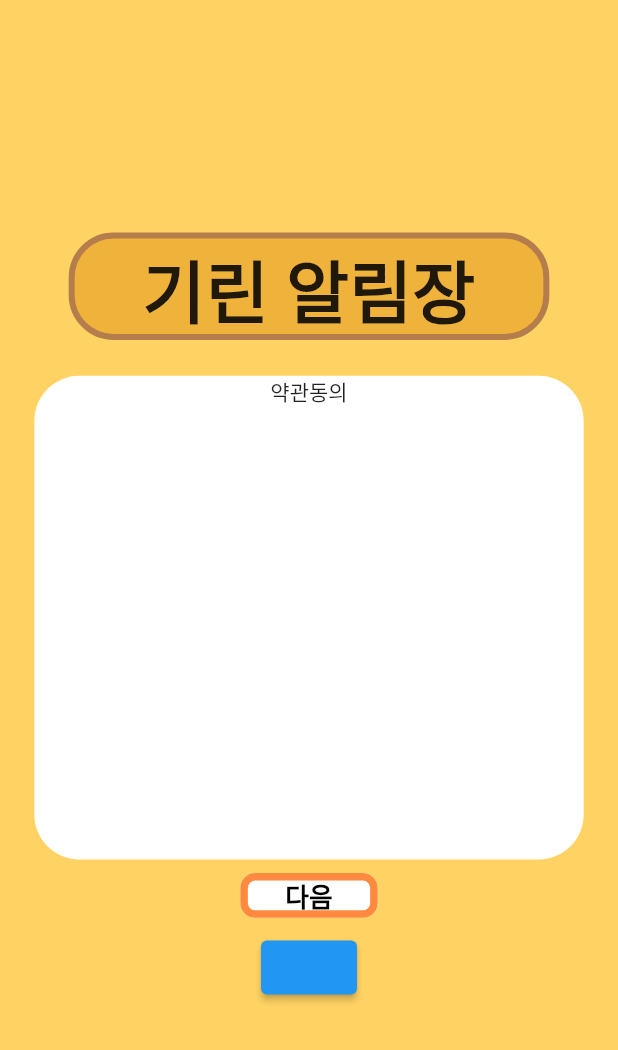
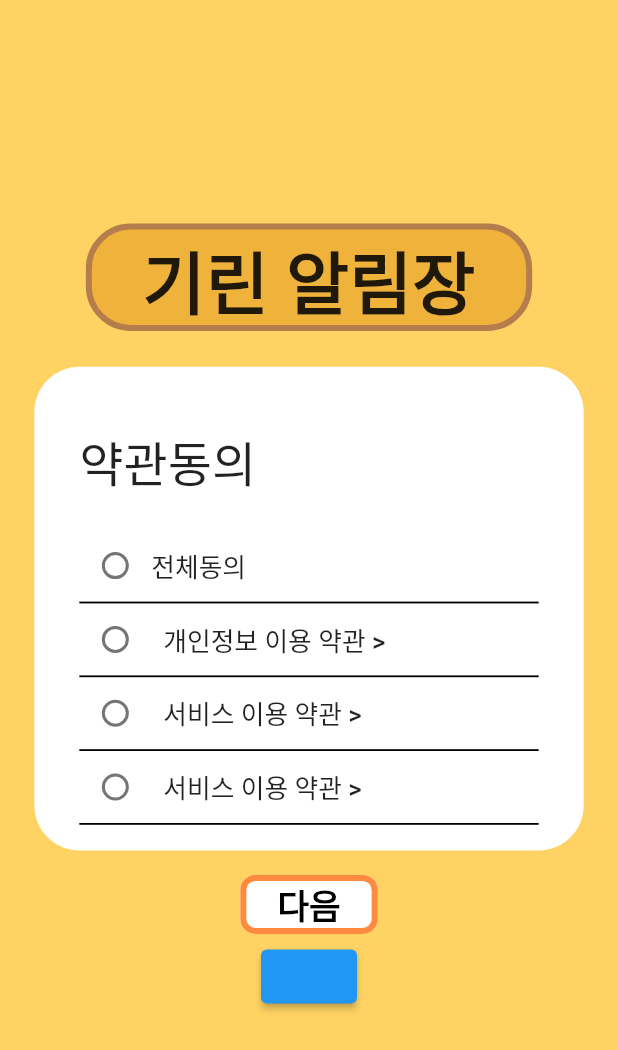
Before and after one commit to lsuinl/noice_with_me, a Flutter app: the screen it shows after launch, after a tap on "약관동의", on a phone screen of 412 x 824 dp. Shown: the top 1050 px of the screen. Run offline on Flutter 3.47's test engine with Material 2 defaults, Android fonts, the phone set to English and light mode, and no system bars; our stand-ins replace flutter_screenutil.

Commit message:
로딩, 로그인, 약관동의, 회원가입, 회원삭제 ui

```diff
--- a/notice_with_me/lib/screen/agree_screen.dart
+++ b/notice_with_me/lib/screen/agree_screen.dart
@@ -6,6 +6,7 @@ class AgreeScreen extends StatelessWidget {
 
   @override
   Widget build(BuildContext context) {
+    bool isChecked = false;
     return Scaffold(
       backgroundColor: Color(0xFFFFD363),
       body: Center(
@@ -22,7 +23,7 @@ class AgreeScreen extends StatelessWidget {
                     borderRadius: BorderRadius.all(Radius.circular(30)),
                     border: Border.all(color: Color(0xFFB57D4B), width: 4)),
                 height: 60.h,
-            width: 280.w,
+                width: 260.w,
                 child: Text(
                   "기린 알림장",
                   style:
@@ -38,35 +39,98 @@ class AgreeScreen extends StatelessWidget {
                   ),
                   height: 270.h,
                   width: 320.w,
-            child:Column(
+                  child:
+                  Padding(padding: EdgeInsets.symmetric(vertical: 40,horizontal: 30),
+                  child:
+                  Column(
+                    crossAxisAlignment: CrossAxisAlignment.start,
                     children: [
-                Text("약관동의"),
+                      Text("약관동의", style: TextStyle(fontSize: 28.sp),),
+                      SizedBox(height: 18.h),
                       Row(
                         children: [
-
+                          Checkbox(
+                              shape: RoundedRectangleBorder(
+                                  borderRadius: BorderRadius.circular(10)),
+                              value: isChecked,
+                              checkColor: Colors.yellow,
+                              onChanged: (bool? value) {
+                                isChecked = value!;
+                              }),
+                          Text("전체동의",style: TextStyle(fontSize: 15.sp,color: Colors.black87),),
                         ],
                       ),
+                      Container(height: 1.h, width:280.w, color: Colors.black),
+                      Row(
+                        children: [
+                          Checkbox(
+                              shape: RoundedRectangleBorder(
+                                  borderRadius: BorderRadius.circular(10)),
+                              checkColor: Colors.white,
+                              value: isChecked,
+                              onChanged: (bool? value) {
+                                isChecked = value!;
+                              }),
+                          TextButton(
+                              onPressed: () {}, child: Text("개인정보 이용 약관 >",style: TextStyle(fontSize: 15.sp,color: Colors.black87)),)
                         ],
-            )
                       ),
+                      Container(height: 1.h, width:280.w, color: Colors.black),
+                      Row(
+                        children: [
+                          Checkbox(
+                              shape: RoundedRectangleBorder(
+                                  borderRadius: BorderRadius.circular(10)),
+                              checkColor: Colors.white,
+                              value: isChecked,
+                              onChanged: (bool? value) {
+                                isChecked = value!;
+                              }),
+                          TextButton(
+                              onPressed: () {}, child: Text("서비스 이용 약관 >",style: TextStyle(fontSize: 15.sp,color: Colors.black87)))
+                        ],
+                      ),
+                      Container(height: 1.h, width:280.w, color: Colors.black),
+                      Row(
+                        children: [
+                          Checkbox(
+                              shape: RoundedRectangleBorder(
+                                  borderRadius: BorderRadius.circular(10)),
+                              checkColor: Colors.white,
+                              value: isChecked,
+                              onChanged: (bool? value) {
+                                isChecked = value!;
+                              }),
+                          TextButton(
+
+                              onPressed: () {}, child: Text("서비스 이용 약관 >",style: TextStyle(fontSize: 15.sp,color: Colors.black87)))
+                        ],
+                      ),
+                      Container(height: 1.h, width:280.w, color: Colors.black),
+                    ],
+                  )),
+              ),
+              SizedBox(height: 10.h),
               OutlinedButton(
                 onPressed: () {},
-                child:
-                Text("다음", style: TextStyle(fontSize: 15.sp, fontWeight: FontWeight.w600)),
+                child: Text("다음",
+                    style: TextStyle(
+                        fontSize: 20.sp, fontWeight: FontWeight.w600)),
                 style: OutlinedButton.styleFrom(
-                    minimumSize: Size(80.w, 25.h),
+                    minimumSize: Size(80.w, 33.h),
                     shape: const RoundedRectangleBorder(
-                        borderRadius:
-                        BorderRadius.all(Radius.circular(10))),
+                        borderRadius: BorderRadius.all(Radius.circular(10))),
                     backgroundColor: Colors.white,
                     primary: Colors.black,
                     side: BorderSide(
                       // 테두리 바꾸는 속성
                       color: Color(0xFFFF8A3F),
-                      width: 5.0,
+                      width: 4.0,
                     )),
               ),
-              ElevatedButton(onPressed: ()=>Navigator.of(context).pop(), child: Text("")),
+              ElevatedButton(
+                  onPressed: () => Navigator.of(context).pop(),
+                  child: Text("")),
             ],
           ),
         ),
--- a/notice_with_me/lib/screen/moving.dart
+++ b/notice_with_me/lib/screen/moving.dart
@@ -1,8 +1,12 @@
 import 'package:flutter/material.dart';
 import 'package:flutter_screenutil/flutter_screenutil.dart';
 import 'package:notice_with_me/screen/agree_screen.dart';
+import 'package:notice_with_me/screen/delete_user_screen.dart';
+import 'package:notice_with_me/screen/home_screen.dart';
 import 'package:notice_with_me/screen/lodding_screen.dart';
 import 'package:notice_with_me/screen/login_screen.dart';
+import 'package:notice_with_me/screen/register.dart';
+import 'package:notice_with_me/screen/user_information_screen.dart';
 
 class moving extends StatelessWidget {
   const moving({Key? key}) : super(key: key);
@@ -20,32 +24,28 @@ class moving extends StatelessWidget {
               child: Text("로딩화면")),
           ElevatedButton(
               onPressed: () => Navigator.push(context,
+                  MaterialPageRoute(builder: (context) => LoginScreen())),
+              child: Text("로그인화면")),
+          ElevatedButton(
+              onPressed: () => Navigator.push(context,
                   MaterialPageRoute(builder: (context) => AgreeScreen())),
               child: Text("약관동의")),
           ElevatedButton(
               onPressed: () => Navigator.push(context,
-                  MaterialPageRoute(builder: (context) => LoginScreen())),
-              child: Text("로그인화면")),
+                  MaterialPageRoute(builder: (context) => RegisterScreen())),
+              child: Text("회원가입")),
           ElevatedButton(
               onPressed: () => Navigator.push(context,
-                  MaterialPageRoute(builder: (context) => LoddingScreen())),
-              child: Text("로딩화면")),
+                  MaterialPageRoute(builder: (context) => DeleteUserScreen())),
+              child: Text("회원삭제")),
           ElevatedButton(
               onPressed: () => Navigator.push(context,
-                  MaterialPageRoute(builder: (context) => LoddingScreen())),
-              child: Text("로딩화면")),
+                  MaterialPageRoute(builder: (context) => UserInformationScreen())),
+              child: Text("유저정보")),
           ElevatedButton(
               onPressed: () => Navigator.push(context,
-                  MaterialPageRoute(builder: (context) => LoddingScreen())),
-              child: Text("로딩화면")),
-          ElevatedButton(
-              onPressed: () => Navigator.push(context,
-                  MaterialPageRoute(builder: (context) => LoddingScreen())),
-              child: Text("로딩화면")),
-          ElevatedButton(
-              onPressed: () => Navigator.push(context,
-                  MaterialPageRoute(builder: (context) => LoddingScreen())),
-              child: Text("로딩화면")),
+                  MaterialPageRoute(builder: (context) => HomeScreen())),
+              child: Text("홈화면")),
         ],
       ),
     ));
```
Also changed, not shown: notice_with_me/lib/screen/delete_user_screen.dart (added, +86 -0 lines), notice_with_me/lib/screen/home_screen.dart (added, +10 -0 lines), notice_with_me/lib/screen/login_screen.dart (+30 -17 lines), notice_with_me/lib/screen/register.dart (added, +177 -0 lines), notice_with_me/lib/screen/user_information_screen.dart (added, +10 -0 lines), 10 other files. Lines whose indentation alone changed are shown as unchanged.
